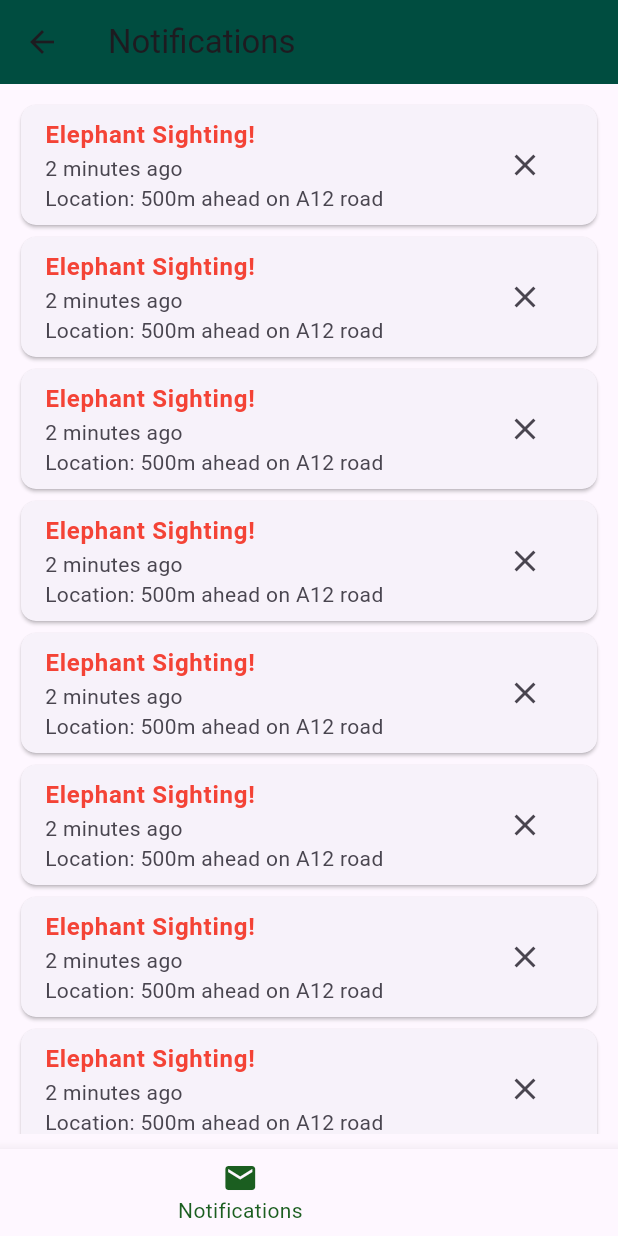
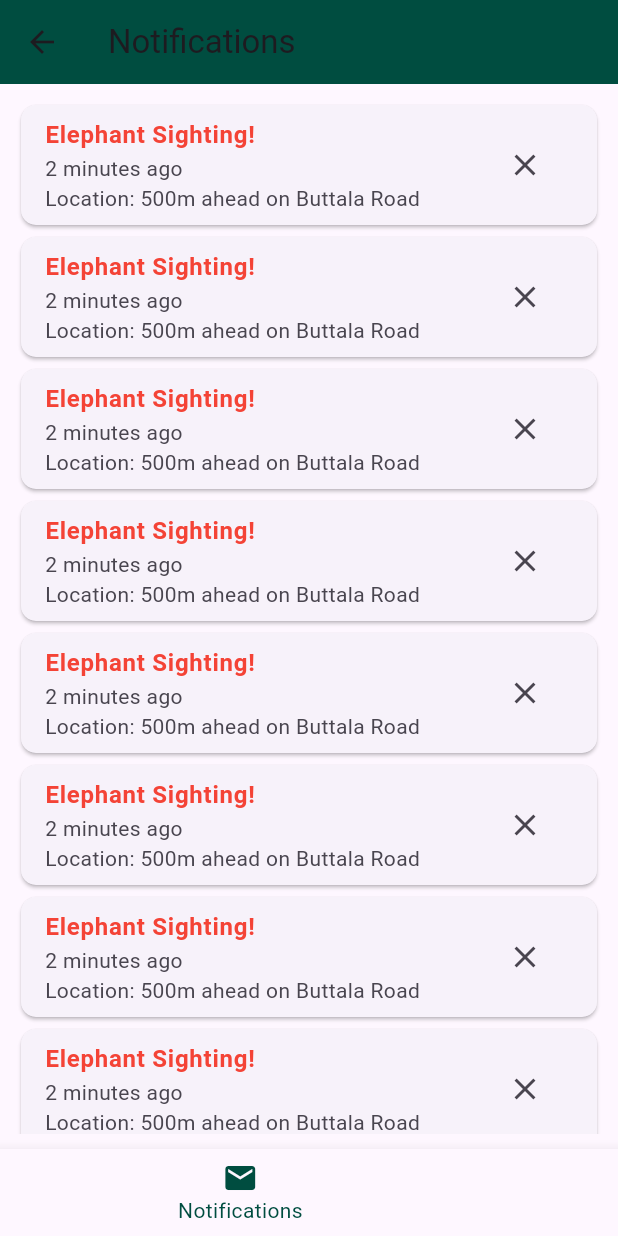
Before and after one commit to pavix0xd/EleEye, a Flutter app: the NotificationScreen screen opened directly, on a phone screen of 412 x 824 dp. Run offline on Flutter 3.47's test engine with Material 3 defaults, Android fonts, the phone set to English and light mode, and no system bars; our stand-ins replace flutter_dotenv, google_maps_flutter, location, supabase_flutter; accounts and stored records are empty.

Commit message:
add new notifi

```diff
--- a/mobile-frontend/lib/screens/community_screen.dart
+++ b/mobile-frontend/lib/screens/community_screen.dart
@@ -22,7 +22,7 @@ class NotificationScreen extends StatefulWidget {
 
 class _NotificationScreenState extends State<NotificationScreen> {
   List<String> notifications = List.generate(
-      10, (index) => "Elephant Sighting!\nLocation: 500m ahead on A12 road");
+      10, (index) => "Elephant Sighting!\nLocation: 500m ahead on Buttala Road");
 
   @override
   Widget build(BuildContext context) {
@@ -57,7 +57,7 @@ class _NotificationScreenState extends State<NotificationScreen> {
                     style: TextStyle(
                         color: Colors.red, fontWeight: FontWeight.bold),
                   ),
-                  subtitle: Text("2 minutes ago\nLocation: 500m ahead on A12 road"),
+                  subtitle: Text("2 minutes ago\nLocation: 500m ahead on Buttala Road"),
                   trailing: IconButton(
                     icon: Icon(Icons.close),
                     onPressed: () {
@@ -84,7 +84,7 @@ class _NotificationScreenState extends State<NotificationScreen> {
               icon: Icon(Icons.settings), label: "Settings"),
         ],
         currentIndex: 1,
-        selectedItemColor: Colors.green.shade900,
+        selectedItemColor: Colors.teal.shade900,
       ),
     );
   }
```
